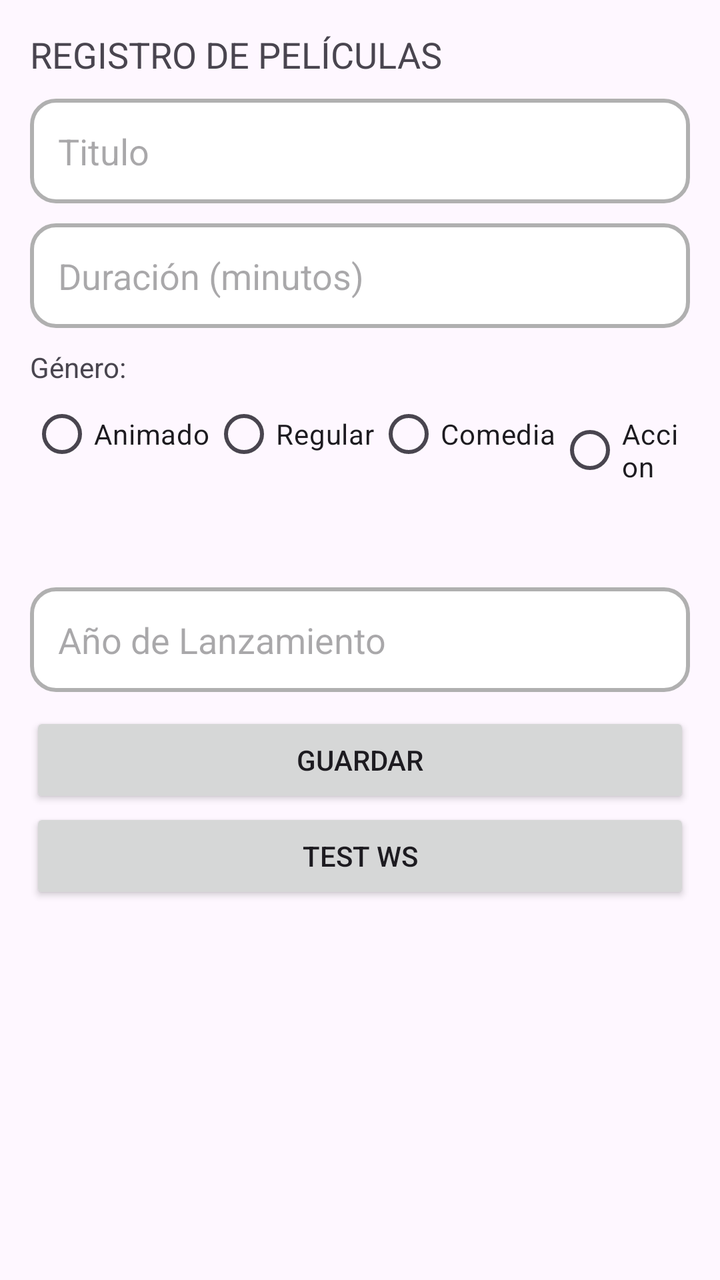
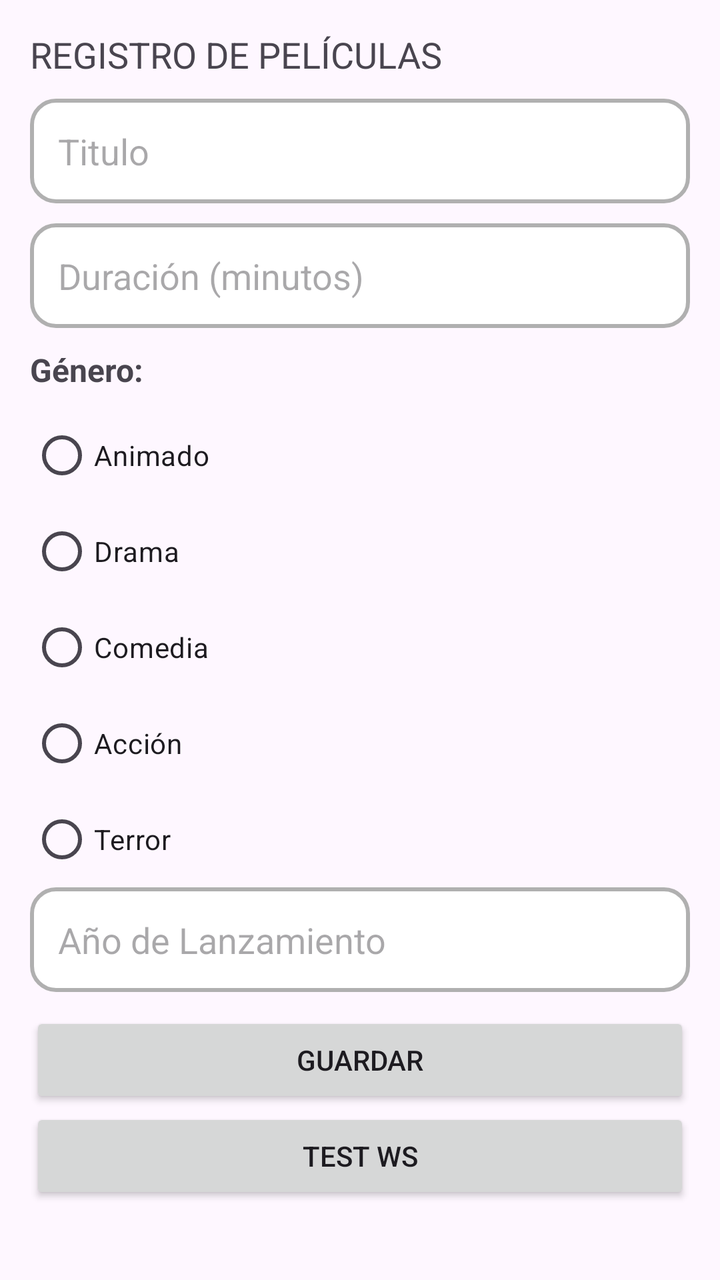

An Android layout rendered at two revisions. The XML below is the earlier revision; the diff shows what the commit changed to produce the second picture.
<!-- AndroidManifest.xml: application theme Theme.WSMovies -->
<!-- res/layout/fragment_registrar.xml -->
<?xml version="1.0" encoding="utf-8"?>
<ScrollView xmlns:android="http://schemas.android.com/apk/res/android"
    xmlns:app="http://schemas.android.com/apk/res-auto"
    android:layout_width="match_parent"
    android:layout_height="match_parent">

    <LinearLayout
        android:orientation="vertical"
        android:padding="15dp"
        android:layout_width="match_parent"
        android:layout_height="wrap_content">

        <TextView
            android:text="REGISTRO DE PELÍCULAS"
            android:layout_marginBottom="10dp"
            android:textSize="18dp"
            android:layout_width="wrap_content"
            android:layout_height="wrap_content"/>

        <EditText
            android:id="@+id/edtTitulo"
            android:hint="Titulo"
            android:background="@drawable/bg_input"
            android:padding="14dp"
            android:layout_marginBottom="10dp"
            android:layout_width="match_parent"
            android:layout_height="wrap_content"/>

        <EditText
            android:id="@+id/edtDuracion"
            android:hint="Duración (minutos)"
            android:background="@drawable/bg_input"
            android:padding="14dp"
            android:layout_marginBottom="10dp"
            android:layout_width="match_parent"
            android:layout_height="wrap_content"/>

        <TextView
            android:text="Género: "
            android:layout_marginEnd="10dp"
            android:layout_width="match_parent"
            android:layout_height="wrap_content"/>
        <RadioGroup
            android:id="@+id/rgGenero"
            android:orientation="horizontal"
            android:layout_width="match_parent"
            android:layout_height="wrap_content">

            <RadioButton
                android:id="@+id/rbtAnimado"
                android:text="Animado"
                android:layout_marginEnd="1dp"
                android:layout_width="wrap_content"
                android:layout_height="wrap_content"/>

            <RadioButton
                android:id="@+id/rbtDrama"
                android:text="Regular"
                android:layout_marginEnd="1dp"
                android:layout_width="wrap_content"
                android:layout_height="wrap_content"/>

            <RadioButton
                android:id="@+id/rbtComedia"
                android:text="Comedia"
                android:layout_marginEnd="1dp"
                android:layout_width="wrap_content"
                android:layout_height="wrap_content"/>

            <RadioButton
                android:id="@+id/rbtAccion"
                android:text="Accion"
                android:layout_marginEnd="1dp"
                android:layout_width="wrap_content"
                android:layout_height="wrap_content"/>

            <RadioButton
                android:id="@+id/rbtTerror"
                android:text="Terror"
                android:layout_width="wrap_content"
                android:layout_height="wrap_content"/>
        </RadioGroup>

        <EditText
            android:id="@+id/edtALanzamiento"
            android:hint="Año de Lanzamiento"
            android:background="@drawable/bg_input"
            android:padding="14dp"
            android:layout_marginBottom="10dp"
            android:layout_width="match_parent"
            android:layout_height="wrap_content"/>

        <Button
            android:id="@+id/btnGuardarPelicula"
            android:text="Guardar"
            android:layout_width="match_parent"
            android:layout_height="wrap_content"/>

        <Button
            android:id="@+id/btnTestWS"
            android:text="Test WS"
            android:layout_width="match_parent"
            android:layout_height="wrap_content"/>

    </LinearLayout>

</ScrollView>
<!-- resources referenced by this layout -->
<resources>
  <!-- drawable bg_input (drawable) -->
  <?xml version="1.0" encoding="utf-8"?>
  <shape xmlns:android="http://schemas.android.com/apk/res/android">
      <solid android:color="#FFF" />
      <corners android:radius="12dp" />
      <stroke
          android:width="2dp"
          android:color="#B0B0B0"/>
  
  </shape>
  <style name="Theme.WSMovies" parent="Base.Theme.WSMovies" />
  <style name="Base.Theme.WSMovies" parent="Theme.Material3.DayNight.NoActionBar">
          
          
      </style>
</resources>

<!-- the commit's change to res/layout/fragment_registrar.xml (unified diff, before → after) -->
@@ -36,41 +36,40 @@
             android:layout_height="wrap_content"/>
 
         <TextView
-            android:text="Género: "
-            android:layout_marginEnd="10dp"
-            android:layout_width="match_parent"
-            android:layout_height="wrap_content"/>
+            android:layout_width="wrap_content"
+            android:layout_height="wrap_content"
+            android:text="Género:"
+            android:textStyle="bold"
+            android:textSize="16sp"
+            android:layout_marginBottom="8dp"/>
+
         <RadioGroup
             android:id="@+id/rgGenero"
-            android:orientation="horizontal"
             android:layout_width="match_parent"
-            android:layout_height="wrap_content">
+            android:layout_height="wrap_content"
+            android:orientation="vertical">
 
             <RadioButton
                 android:id="@+id/rbtAnimado"
                 android:text="Animado"
-                android:layout_marginEnd="1dp"
                 android:layout_width="wrap_content"
                 android:layout_height="wrap_content"/>
 
             <RadioButton
                 android:id="@+id/rbtDrama"
-                android:text="Regular"
-                android:layout_marginEnd="1dp"
+                android:text="Drama"
                 android:layout_width="wrap_content"
                 android:layout_height="wrap_content"/>
 
             <RadioButton
                 android:id="@+id/rbtComedia"
                 android:text="Comedia"
-                android:layout_marginEnd="1dp"
                 android:layout_width="wrap_content"
                 android:layout_height="wrap_content"/>
 
             <RadioButton
                 android:id="@+id/rbtAccion"
-                android:text="Accion"
-                android:layout_marginEnd="1dp"
+                android:text="Acción"
                 android:layout_width="wrap_content"
                 android:layout_height="wrap_content"/>
 
